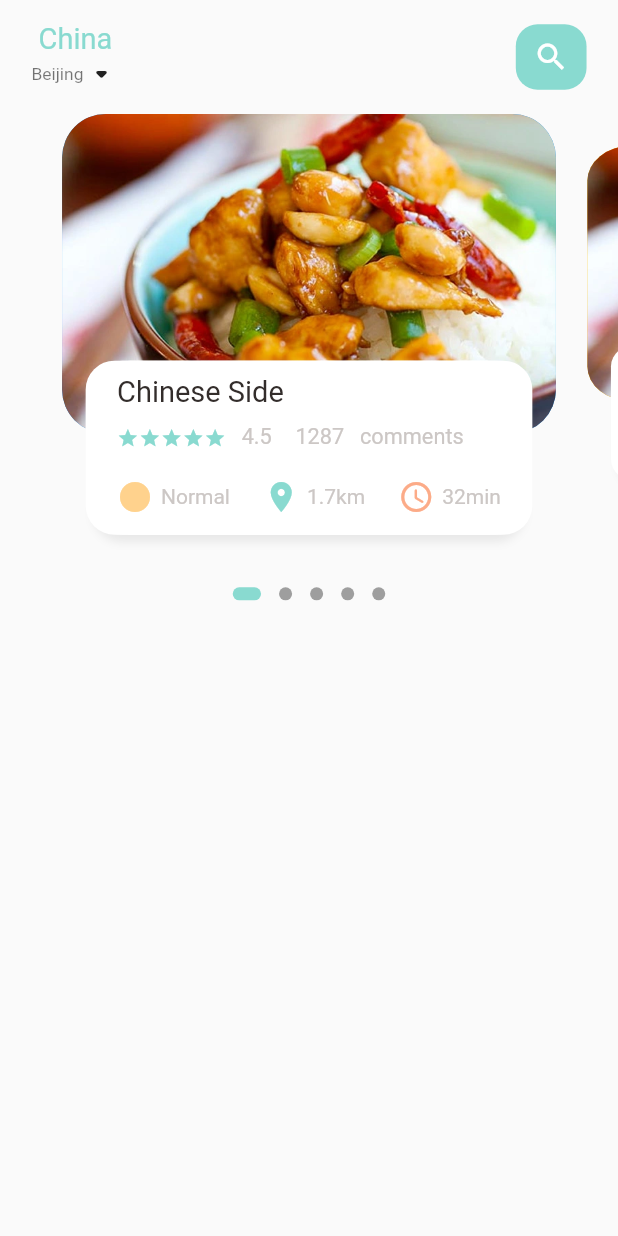
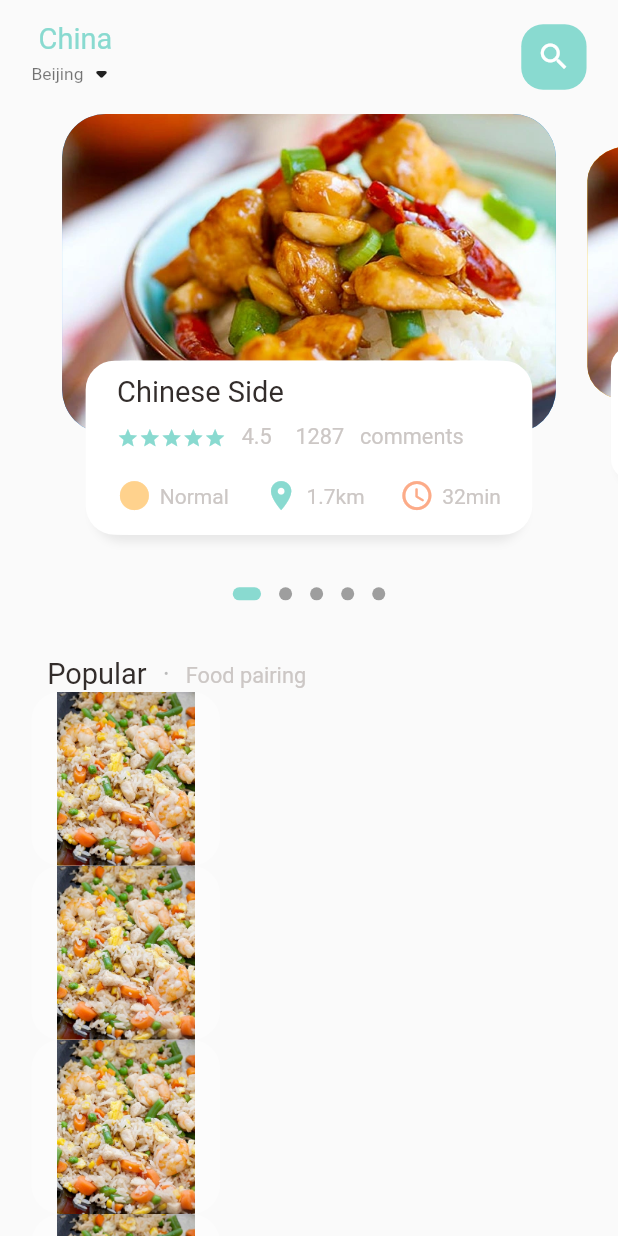
Before and after one commit to Frank1016/food_shop, a Flutter app: the screen it shows after launch, on a phone screen of 412 x 824 dp. Run offline on Flutter 3.47's test engine with Material 2 defaults, Android fonts, the phone set to English and light mode, and no system bars; drawn by our look-alikes of dots_indicator; our stand-ins replace flutter_screenutil.

Commit message:
listview start

```diff
--- a/lib/home/food_page_body.dart
+++ b/lib/home/food_page_body.dart
@@ -39,6 +39,7 @@ class _FoodPageBodyState extends State<FoodPageBody> {
   Widget build(BuildContext context) {
     return Column(
       children: [
+        //slider section
         SizedBox(
           height: 320.h,
           child: PageView.builder(
@@ -48,6 +49,7 @@ class _FoodPageBodyState extends State<FoodPageBody> {
                 return _buildPageItem(position);
               }),
         ),
+        //dots
         DotsIndicator(
           dotsCount: 5,
           position: _currentPageValue,
@@ -57,6 +59,72 @@ class _FoodPageBodyState extends State<FoodPageBody> {
             activeColor: AppColors.mainColor,
             activeShape: RoundedRectangleBorder(
                 borderRadius: BorderRadius.circular(5.r)),
+          ),
+        ),
+
+        SizedBox(
+          height: 30.h,
+        ),
+        //popular text
+        Container(
+          margin: EdgeInsets.only(left: 30.w),
+          child: Row(
+            crossAxisAlignment: CrossAxisAlignment.end,
+            children: [
+              BigText(
+                text: 'Popular',
+                size: 20.sp,
+              ),
+              SizedBox(
+                width: 10.w,
+              ),
+              Container(
+                margin: EdgeInsets.only(top: 3.h),
+                child: BigText(
+                  text: '·',
+                  size: 20.sp,
+                  color: Colors.black26,
+                ),
+              ),
+              SizedBox(
+                width: 10.w,
+              ),
+              Container(
+                margin: EdgeInsets.only(bottom: 2.h),
+                child: SmallText(
+                  text: 'Food pairing',
+                  size: 15.sp,
+                ),
+              )
+            ],
+          ),
+        ),
+        //listview section
+        Container(
+          height: 900.h,
+          child: ListView.builder(
+            physics: NeverScrollableScrollPhysics(),
+            shrinkWrap: true,
+            itemCount: 10,
+            itemBuilder: (context, index) {
+              return Container(
+                margin: EdgeInsets.only(left: 20.w, right: 20.w),
+                child: Row(
+                  children: [
+                    Container(
+                      width: 120.w,
+                      height: 120.h,
+                      decoration: BoxDecoration(
+                        borderRadius: BorderRadius.circular(20.r),
+                        color: Colors.white38,
+                        image: DecorationImage(
+                            image: AssetImage('assets/images/food1.jpg')),
+                      ),
+                    ),
+                  ],
+                ),
+              );
+            },
           ),
         ),
       ],
@@ -167,19 +235,25 @@ class _FoodPageBodyState extends State<FoodPageBody> {
                     ),
                     Row(
                       mainAxisAlignment: MainAxisAlignment.spaceBetween,
-                      children: const [
+                      children: [
                         IconAndTextWidget(
                           icon: Icons.circle_sharp,
                           text: 'Normal',
-                            iconColor: AppColors.iconColor1),
+                          iconColor: AppColors.iconColor1,
+                          size: 24.h,
+                        ),
                         IconAndTextWidget(
                           icon: Icons.location_on,
                           text: '1.7km',
-                            iconColor: AppColors.mainColor),
+                          iconColor: AppColors.mainColor,
+                          size: 24.h,
+                        ),
                         IconAndTextWidget(
                           icon: Icons.access_time_rounded,
                           text: '32min',
-                            iconColor: AppColors.iconColor2),
+                          iconColor: AppColors.iconColor2,
+                          size: 24.h,
+                        ),
                       ],
                     ),
                   ],
--- a/lib/home/main_food_page.dart
+++ b/lib/home/main_food_page.dart
@@ -47,15 +47,16 @@ class _MainFoodPageState extends State<MainFoodPage> {
                     ),
                     Center(
                       child: Container(
-                        width: 45.w,
+                        width: 45.h,
                         height: 45.h,
                         decoration: BoxDecoration(
                           borderRadius: BorderRadius.circular(15.r),
                           color: AppColors.mainColor,
                         ),
-                        child: const Icon(
+                        child: Icon(
                           Icons.search,
                           color: Colors.white,
+                          size: 24.h,
                         ),
                       ),
                     ),
@@ -63,7 +64,7 @@ class _MainFoodPageState extends State<MainFoodPage> {
                 ),
               ),
             ),
-            const FoodPageBody()
+            Expanded(child: SingleChildScrollView(child: const FoodPageBody()))
           ],
         ),
       ),
--- a/lib/widgets/big_text.dart
+++ b/lib/widgets/big_text.dart
@@ -3,13 +3,13 @@ import 'package:flutter/material.dart';
 class BigText extends StatelessWidget {
   final Color? color;
   final String text;
-  final double? size;
+  final double size;
   final TextOverflow overflow;
   const BigText({
     Key? key,
     this.color = const Color(0xFF332d2b),
     required this.text,
-    this.size,
+    required this.size,
     this.overflow = TextOverflow.ellipsis,
   }) : super(key: key);
 
--- a/lib/widgets/icon_and_text_widget.dart
+++ b/lib/widgets/icon_and_text_widget.dart
@@ -1,12 +1,13 @@
 // ignore_for_file: public_member_api_docs, sort_constructors_first
 import 'package:flutter/material.dart';
 import 'package:flutter_screenutil/flutter_screenutil.dart';
+
 import 'package:food_shop/widgets/small_text.dart';
 
 class IconAndTextWidget extends StatelessWidget {
   final IconData icon;
   final String text;
-
+  final double size;
   final Color iconColor;
 
   const IconAndTextWidget({
@@ -14,6 +15,7 @@ class IconAndTextWidget extends StatelessWidget {
     required this.icon,
     required this.text,
     required this.iconColor,
+    required this.size,
   }) : super(key: key);
 
   @override
@@ -22,6 +24,7 @@ class IconAndTextWidget extends StatelessWidget {
       Icon(
         icon,
         color: iconColor,
+        size: size,
       ),
       SizedBox(
         width: 5.w,
```
Lines whose indentation alone changed are shown as unchanged.
